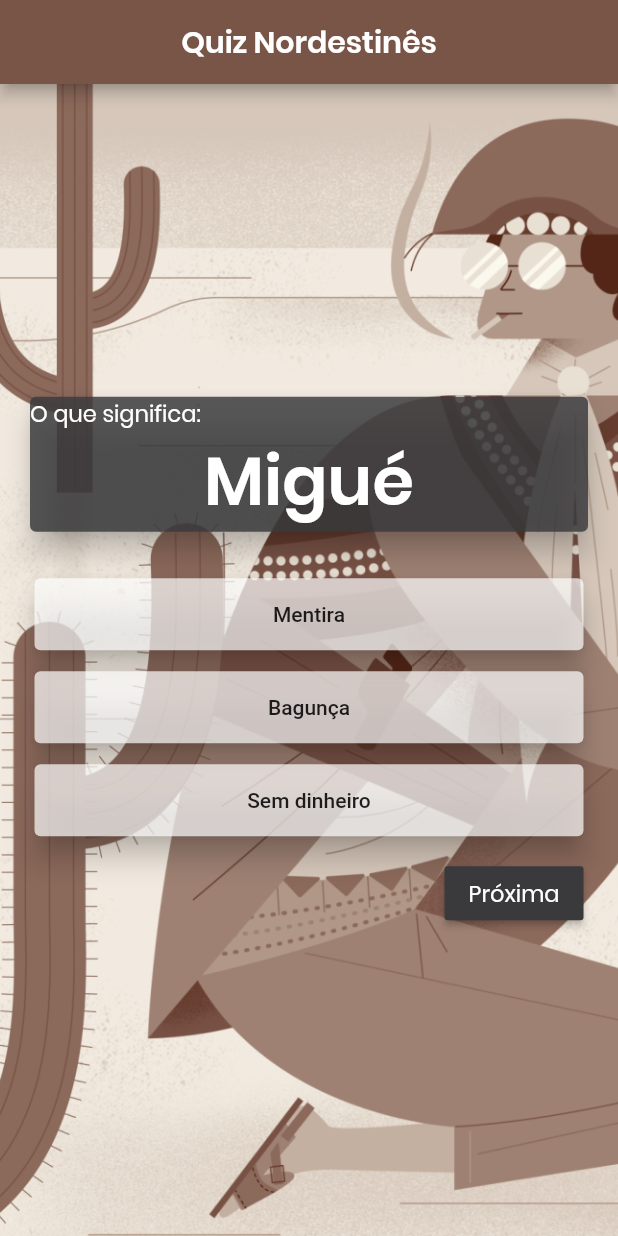
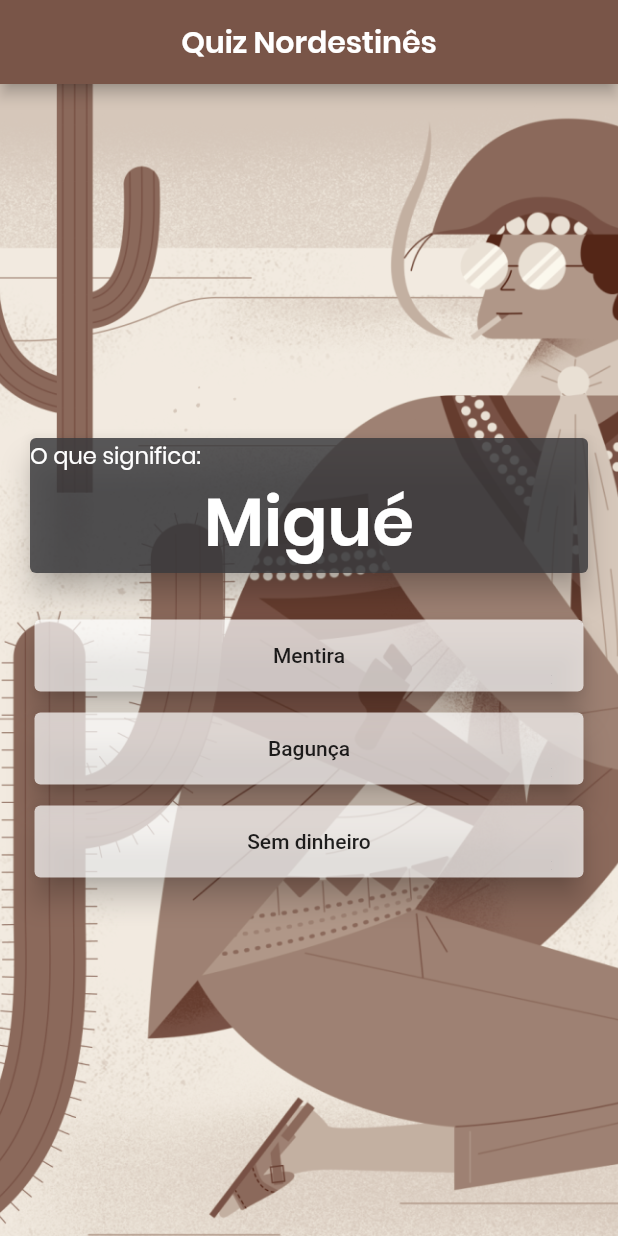
Before and after one commit to LiniveCristine/Quiz_Nordestines, a Flutter app: the screen it shows after launch, on a phone screen of 412 x 824 dp. Run offline on Flutter 3.47's test engine with Material 2 defaults, Android fonts, the phone set to English and light mode, and no system bars.

Commit message:
Fluxo inicial finalizado, contagem de pontos inicializada, layout base da tela de resultado feito e novas imagens adicionadas

```diff
--- a/lib/components/answer_card.dart
+++ b/lib/components/answer_card.dart
@@ -4,34 +4,28 @@ import 'package:flutter/material.dart';
 class AnswerCard extends StatefulWidget {
   final String _answer;
   final int _score;
-  Color normalColor;
+  void Function(int) nextWord;
 
-  AnswerCard(this._answer, this._score, this.normalColor);
+  AnswerCard(
+    this._answer,
+    this._score,
+    this.nextWord,
+  );
 
   @override
   _AnswerCardState createState() => _AnswerCardState();
 }
 
 class _AnswerCardState extends State<AnswerCard> {
-  void onSelected() {
-    setState(() {
-      if (widget._score == 10) {
-        widget.normalColor = Color.fromRGBO(94, 156, 65, .9);
-      } else {
-        widget.normalColor = Color.fromRGBO(156, 65, 65, 0.9);
-      }
-    });
-  }
-
   @override
   Widget build(BuildContext context) {
     return Card(
       margin: EdgeInsets.all(7),
       elevation: 8,
-      color: widget.normalColor,
+      color: Color.fromRGBO(255, 255, 255, .7),
       child: FlatButton(
         onPressed: () {
-          onSelected();
+          widget.nextWord(widget._score);
         },
         child: Text(widget._answer),
       ),
--- /dev/null
+++ b/lib/components/background.dart
@@ -0,0 +1,26 @@
+import 'package:flutter/material.dart';
+
+class BackgroundImage extends StatelessWidget {
+  final Widget child;
+  BackgroundImage({this.child});
+
+  @override
+  Widget build(BuildContext context) {
+    return Container(
+      padding: EdgeInsets.all(16),
+      width: double.infinity,
+      decoration: BoxDecoration(
+        image: DecorationImage(
+          image: AssetImage('assets/images/lampiao.png'),
+          fit: BoxFit.fitHeight,
+          colorFilter: ColorFilter.mode(
+            Colors.brown[300],
+            BlendMode.hardLight,
+          ),
+          alignment: Alignment(-.6, 0),
+        ),
+      ),
+      child: child,
+    );
+  }
+}
--- a/lib/components/next_Button.dart
+++ b/lib/components/next_Button.dart
@@ -1,7 +1,7 @@
 import 'package:flutter/material.dart';
 
 class NextButton extends StatelessWidget {
-  final void Function() _nextWord;
+  final void Function(int) _nextWord;
   NextButton(this._nextWord);
 
   @override
@@ -11,7 +11,9 @@ class NextButton extends StatelessWidget {
       alignment: Alignment.centerRight,
       child: RaisedButton(
         color: Color.fromRGBO(58, 58, 61, 1),
-        onPressed: _nextWord,
+        onPressed: () {
+          //_nextWord(),
+        },
         child: Text(
           'Próxima',
           style: Theme.of(context).textTheme.headline5,
--- a/lib/main.dart
+++ b/lib/main.dart
@@ -1,8 +1,7 @@
+import 'package:alagoanes/screens/quiz_page.dart';
+import 'package:alagoanes/screens/restart_quiz.dart';
 import 'package:alagoanes/words.dart';
 import 'package:flutter/material.dart';
-import 'components/answer_card.dart';
-import 'components/next_Button.dart';
-import 'components/word_card.dart';
 
 void main() => runApp(NordestinesApp());
 
@@ -24,6 +23,11 @@ class NordestinesApp extends StatelessWidget {
               headline5: TextStyle(
                 color: Colors.white,
                 fontSize: 15,
+              ),
+              headline4: TextStyle(
+                color: Colors.white,
+                fontSize: 20,
+                fontWeight: FontWeight.w600,
               ),
             ),
         appBarTheme: AppBarTheme(
@@ -47,54 +51,41 @@ class HomePage extends StatefulWidget {
 }
 
 class _HomePageState extends State<HomePage> {
-  List<Map<String, Object>> _words = words;
+  final List<Map<String, Object>> _words = words;
   int _selected = 0;
-  Color answerColorCard = Color.fromRGBO(255, 255, 255, .7);
+  bool _moreWords = true;
+  int total = 0;
 
-  void _nextWord() {
+  void _nextWord(int score) {
     setState(() {
-      _selected++;
-      answerColorCard = Color.fromRGBO(255, 255, 255, .7);
+      if (_selected < _words.length - 1) {
+        total += score;
+        _selected++;
+        print(total);
+      } else {
+        _selected = 0;
+        _moreWords = false;
+      }
     });
   }
 
   @override
   Widget build(BuildContext context) {
-    List<Map<String, Object>> answersList = _words[_selected]['answers'];
+    List<Map<String, Object>> _answersList = _words[_selected]['answers'];
 
     return Scaffold(
       appBar: AppBar(
         centerTitle: true,
         title: Text('Quiz Nordestinês'),
       ),
-      body: Container(
-        padding: EdgeInsets.all(16),
-        width: double.infinity,
-        decoration: BoxDecoration(
-          image: DecorationImage(
-            image: AssetImage('assets/images/lampiao.png'),
-            fit: BoxFit.fitHeight,
-            colorFilter:
-                ColorFilter.mode(Colors.brown[300], BlendMode.hardLight),
-            alignment: Alignment(-.6, 0),
-          ),
-        ),
-        child: Container(
-          //color: Colors.amber,
-          child: Column(
-            mainAxisAlignment: MainAxisAlignment.center,
-            crossAxisAlignment: CrossAxisAlignment.stretch,
-            children: <Widget>[
-              WordCard(_words[_selected]['word']),
-              ...answersList.map(
-                (answer) => AnswerCard(
-                    answer['answer'], answer['score'], answerColorCard),
-              ),
-              NextButton(_nextWord),
-            ],
-          ),
-        ),
-      ),
+      body: _moreWords
+          ? QuizPage(
+              words: _words,
+              selected: _selected,
+              nextWord: _nextWord,
+              answersList: _answersList,
+            )
+          : RestarPage(),
     );
   }
 }
--- a/lib/screens/quiz_page.dart
+++ b/lib/screens/quiz_page.dart
@@ -1,38 +1,25 @@
 import 'package:alagoanes/components/answer_card.dart';
-import 'package:alagoanes/components/next_Button.dart';
+import 'package:alagoanes/components/background.dart';
 import 'package:alagoanes/components/word_card.dart';
 import 'package:flutter/material.dart';
 
 class QuizPage extends StatelessWidget {
   final List<Map<String, Object>> words;
   final int selected;
-  final void Function() nextWord;
-  final Color answerColorCard;
+  final void Function(int) nextWord;
   final List<Map<String, Object>> answersList;
 
   QuizPage({
     @required this.words,
     @required this.selected,
     @required this.nextWord,
-    @required this.answerColorCard,
     @required this.answersList,
   });
 
   @override
   Widget build(BuildContext context) {
     return Container(
-      padding: EdgeInsets.all(16),
-      width: double.infinity,
-      decoration: BoxDecoration(
-        image: DecorationImage(
-          image: AssetImage('assets/images/lampiao.png'),
-          fit: BoxFit.fitHeight,
-          colorFilter: ColorFilter.mode(Colors.brown[300], BlendMode.hardLight),
-          alignment: Alignment(-.6, 0),
-        ),
-      ),
-      child: Container(
-        //color: Colors.amber,
+      child: BackgroundImage(
         child: Column(
           mainAxisAlignment: MainAxisAlignment.center,
           crossAxisAlignment: CrossAxisAlignment.stretch,
@@ -40,9 +27,11 @@ class QuizPage extends StatelessWidget {
             WordCard(words[selected]['word']),
             ...answersList.map(
               (answer) => AnswerCard(
-                  answer['answer'], answer['score'], answerColorCard),
+                answer['answer'],
+                answer['score'],
+                nextWord,
+              ),
             ),
-            NextButton(nextWord),
           ],
         ),
       ),
```
Also changed, not shown: lib/screens/restart_quiz.dart (+53 -2 lines), pubspec.yaml (+5 -2 lines), assets/images/acampamento.png (added), assets/images/cacto.png (deleted), assets/images/cacto1.png (deleted), assets/images/culturas.png (added), assets/images/festa.png (added), assets/images/sanfona.png (added), assets/images/seca.png (added).
